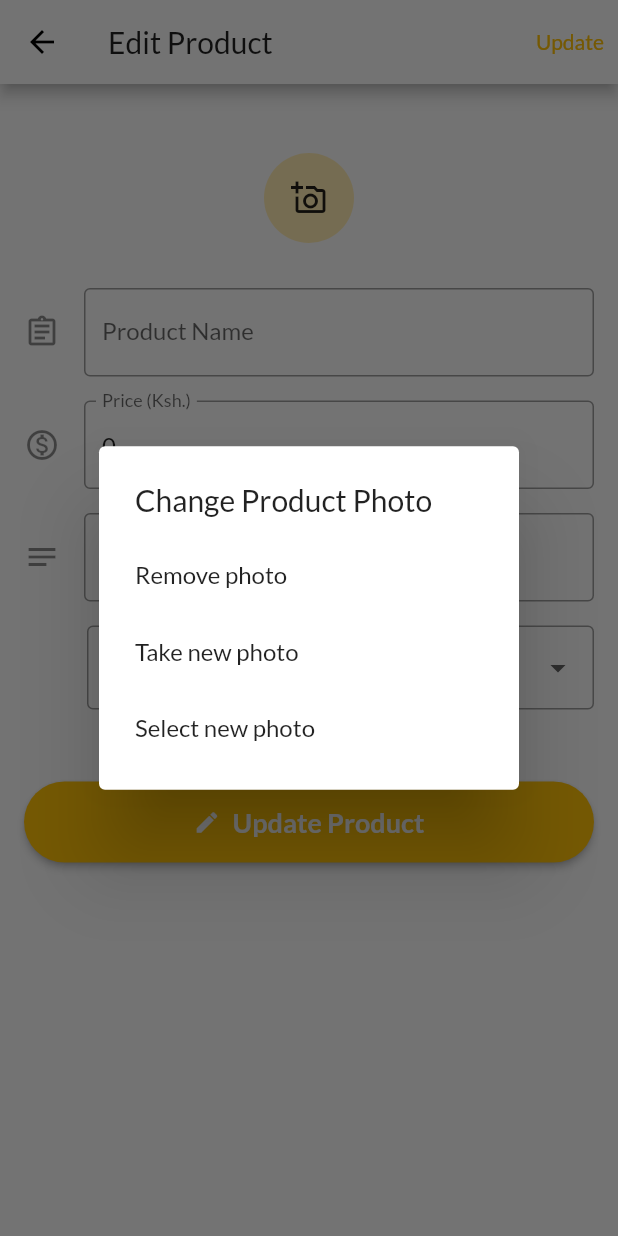
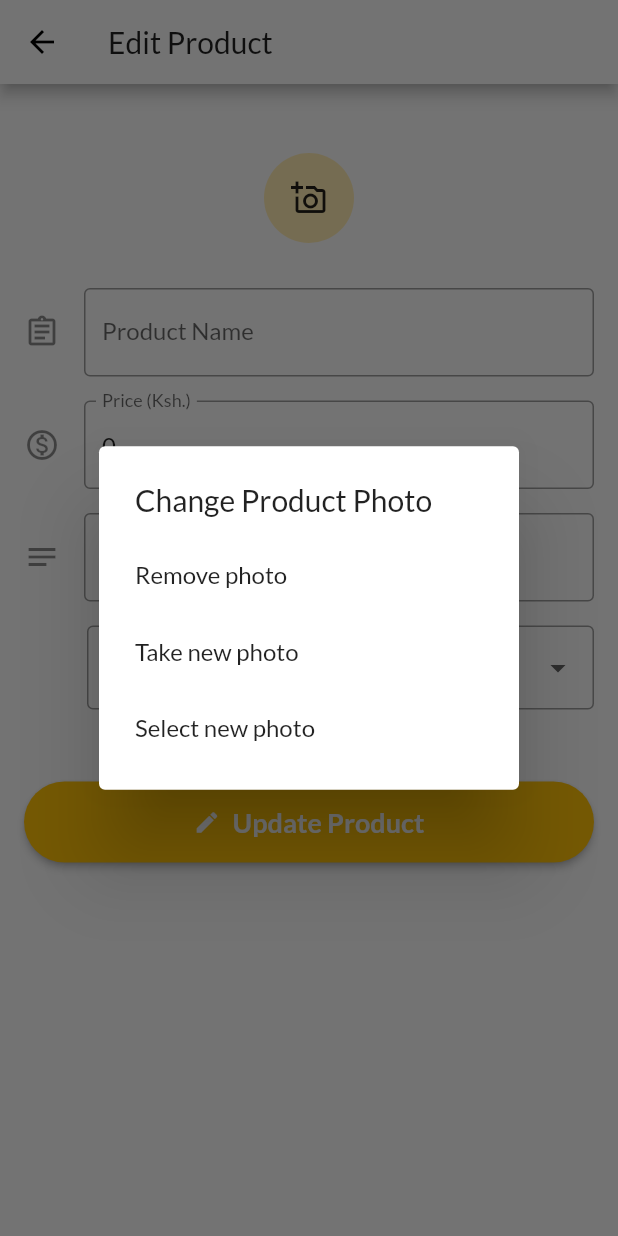
Before and after one commit to ChegeBryan/design-delivery, a Flutter app: the EditProductDialogScreen screen opened directly with empty values, after a tap on the "add a photo" icon, on a phone screen of 412 x 824 dp. Run offline on Flutter 3.47's test engine with Material 2 defaults, Android fonts, the phone set to English and light mode, and no system bars; our stand-ins replace carousel_slider, cloud_firestore, firebase_auth, firebase_core, transparent_image; accounts and stored records are empty; network calls fail.

Commit message:
Remove update button from appbar

```diff
--- a/lib/ui/store/views/edit_product_dialog_screen.dart
+++ b/lib/ui/store/views/edit_product_dialog_screen.dart
@@ -18,15 +18,6 @@ class _EditProductDialogScreenState extends State<EditProductDialogScreen> {
       appBar: AppBar(
         title: Text('Edit Product'),
         backgroundColor: Theme.of(context).scaffoldBackgroundColor,
-        actions: [
-          TextButton(
-            style: ButtonStyle(),
-            onPressed: () {},
-            child: Text(
-              'Update',
-            ),
-          ),
-        ],
       ),
       body: SingleChildScrollView(
         child: Container(
```
